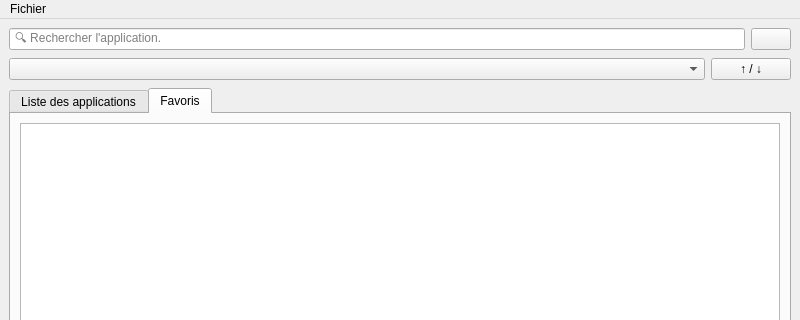
Old version of the form mainwindow.ui in the repository SPSLTIC/app-directory; both pictures show x 0 to 800 and y 0 to 320 of the 800 by 579 pixel window.
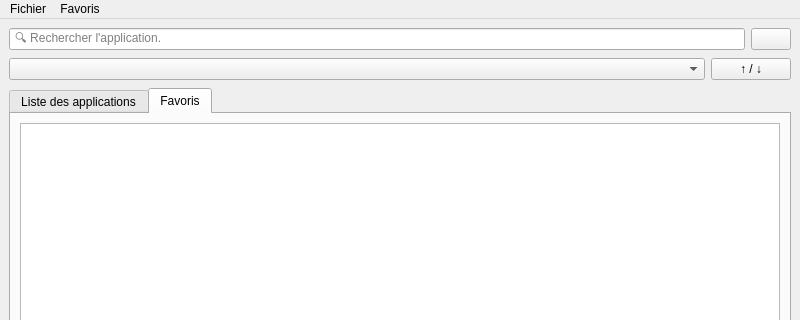
New version of the form. Icons and pictures are not drawn.

Commit message: new interface, add fav and remove drag & drop

Diff of the .ui file:
```diff
--- a/mainwindow.ui
+++ b/mainwindow.ui
@@ -170,7 +170,7 @@
      <x>0</x>
      <y>0</y>
      <width>800</width>
-     <height>21</height>
+     <height>22</height>
     </rect>
    </property>
    <widget class="QMenu" name="menuFichier">
@@ -182,7 +182,14 @@
     <addaction name="separator"/>
     <addaction name="actionQuitter"/>
    </widget>
+   <widget class="QMenu" name="menuFavoris">
+    <property name="title">
+     <string>Favoris</string>
+    </property>
+    <addaction name="actionManageFav"/>
+   </widget>
    <addaction name="menuFichier"/>
+   <addaction name="menuFavoris"/>
   </widget>
   <widget class="QStatusBar" name="statusbar">
    <property name="sizeGripEnabled">
```
Left out of the diff: 5 changed lines with no effect on the pictures. The commit also changes 7 other files.
